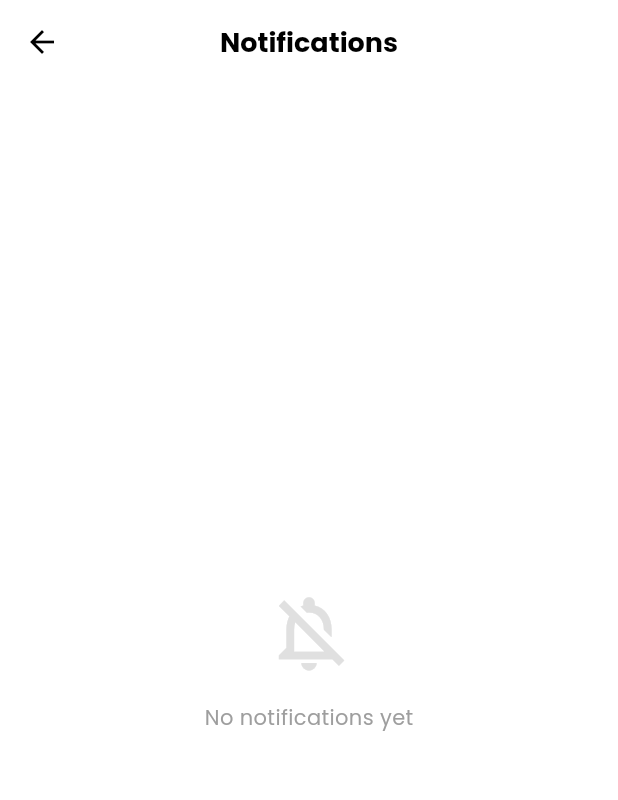
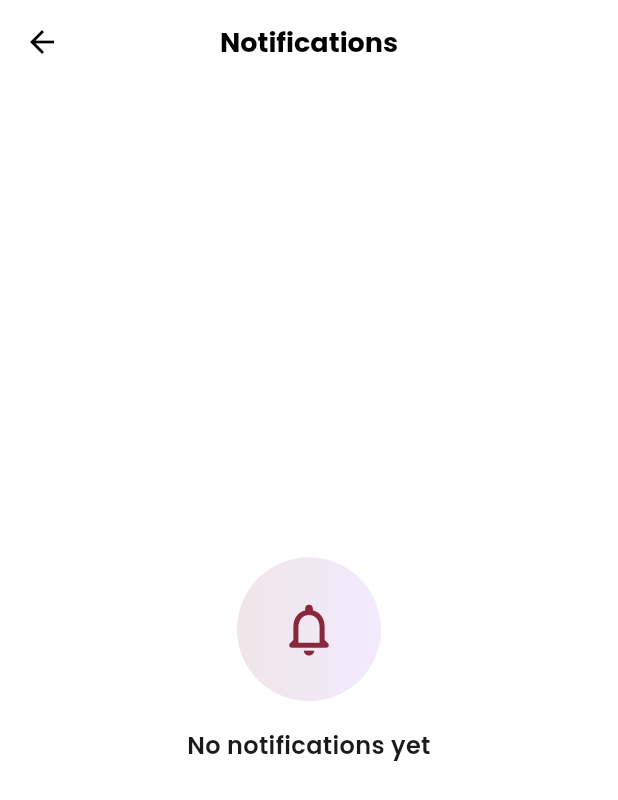
Before and after one commit to BenedictUkwenya/lifekit, a Flutter app: the NotificationsScreen screen opened directly, on a phone screen of 412 x 824 dp. Shown: the top 800 px of the screen. Run offline on Flutter 3.47's test engine with Material 3 defaults, Android fonts, the phone set to English and light mode, and no system bars; drawn by our look-alikes of flutter_animate; our stand-ins replace cached_network_image, carousel_slider, firebase_core, firebase_messaging, fl_chart, flutter_dotenv and 12 more; missing offline and left inert: flutter_stripe; accounts and stored records are empty; network calls fail.

Commit message:
Phase 4c: pull-to-refresh, animated empty states, micro-interactions
- Pull-to-refresh (bypassing cache) on notifications, wallet, categories
- Shared EmptyState widget on notifications, search, bookings, skill swap
- Feed actions: press feedback + haptic, like heart pops, counts roll
- Wallet balance counts up

Co-Authored-By: Claude Opus 5.5 <noreply@anthropic.com>

```diff
--- /dev/null
+++ b/lib/core/widgets/empty_state.dart
@@ -0,0 +1,70 @@
+import 'package:flutter/material.dart';
+import 'package:google_fonts/google_fonts.dart';
+
+import '../constants/app_colors.dart';
+import 'motion.dart';
+
+/// Friendly, animated "nothing here yet" state: an icon in a soft badge,
+/// a title, an optional message and an optional call-to-action.
+class EmptyState extends StatelessWidget {
+  final IconData icon;
+  final String title;
+  final String? message;
+  final String? actionLabel;
+  final VoidCallback? onAction;
+
+  const EmptyState({
+    super.key,
+    required this.icon,
+    required this.title,
+    this.message,
+    this.actionLabel,
+    this.onAction,
+  });
+
+  @override
+  Widget build(BuildContext context) {
+    return Center(
+      child: SingleChildScrollView(
+        padding: const EdgeInsets.symmetric(horizontal: 36, vertical: 24),
+        child: Column(
+          mainAxisSize: MainAxisSize.min,
+          children: [
+            Container(
+              width: 96,
+              height: 96,
+              decoration: BoxDecoration(
+                shape: BoxShape.circle,
+                gradient: LinearGradient(
+                  colors: [
+                    AppColors.primary.withValues(alpha: 0.12),
+                    const Color(0xFF7C3AED).withValues(alpha: 0.10),
+                  ],
+                ),
+              ),
+              child: Icon(icon, size: 42, color: AppColors.primary),
+            ).popIn(),
+            const SizedBox(height: 18),
+            Text(
+              title,
+              textAlign: TextAlign.center,
+              style: GoogleFonts.poppins(fontSize: 16, fontWeight: FontWeight.w600, color: AppColors.textDark),
+            ).fadeSlideIn(index: 1),
+            if (message != null) ...[
+              const SizedBox(height: 6),
+              Text(
+                message!,
+                textAlign: TextAlign.center,
+                style: GoogleFonts.poppins(fontSize: 13, height: 1.45, color: Colors.grey[600]),
+              ).fadeSlideIn(index: 2),
+            ],
+            if (actionLabel != null && onAction != null) ...[
+              const SizedBox(height: 18),
+              FilledButton(onPressed: onAction, child: Text(actionLabel!)).fadeSlideIn(index: 3),
+            ],
+          ],
+        ),
+      ),
+    );
+  }
+}
--- a/lib/features/home/screens/notifications_screen.dart
+++ b/lib/features/home/screens/notifications_screen.dart
@@ -1,4 +1,5 @@
 import 'package:flutter/material.dart';
+import '../../../core/widgets/empty_state.dart';
 import '../../../l10n/app_localizations.dart';
 import '../../../core/widgets/skeleton.dart';
 import 'package:google_fonts/google_fonts.dart';
@@ -228,13 +229,21 @@ class _NotificationsScreenState extends State<NotificationsScreen> {
           ? const SkeletonList(count: 8, thumbSize: 44)
           : notifications.isEmpty
           ? _buildEmptyState()
-          : ListView.builder(
-              padding: const EdgeInsets.all(20),
-              itemCount: notifications.length,
-              itemBuilder: (context, index) {
-                final notif = notifications[index];
-                return _buildDismissibleItem(notif, index);
+          : RefreshIndicator(
+              color: AppColors.primary,
+              onRefresh: () {
+                AppCache.instance.invalidate('notifications');
+                return _fetchNotifications();
               },
+              child: ListView.builder(
+                physics: const AlwaysScrollableScrollPhysics(),
+                padding: const EdgeInsets.all(20),
+                itemCount: notifications.length,
+                itemBuilder: (context, index) {
+                  final notif = notifications[index];
+                  return _buildDismissibleItem(notif, index);
+                },
+              ),
             ),
     );
   }
@@ -262,22 +271,9 @@ class _NotificationsScreenState extends State<NotificationsScreen> {
   }
 
   Widget _buildEmptyState() {
-    return Center(
-      child: Column(
-        mainAxisAlignment: MainAxisAlignment.center,
-        children: [
-          Icon(
-            Icons.notifications_off_outlined,
-            size: 60,
-            color: Colors.grey[300],
-          ),
-          const SizedBox(height: 16),
-          Text(
-            AppLocalizations.of(context).txNoNotificationsYet,
-            style: GoogleFonts.poppins(color: Colors.grey),
-          ),
-        ],
-      ),
+    return EmptyState(
+      icon: Icons.notifications_none_rounded,
+      title: AppLocalizations.of(context).txNoNotificationsYet,
     );
   }
 
```
Also changed, not shown: lib/features/bookings/screens/bookings_screen.dart (+3 -25 lines), lib/features/home/screens/feeds_screen.dart (+30 -10 lines), lib/features/home/screens/search_results_screen.dart (+4 -12 lines), lib/features/profile/screens/wallet_screen.dart (+42 -12 lines), lib/features/services/screens/all_categories_screen.dart (+16 -6 lines), lib/features/services/screens/skill_swap_screens.dart (+2 -22 lines).
